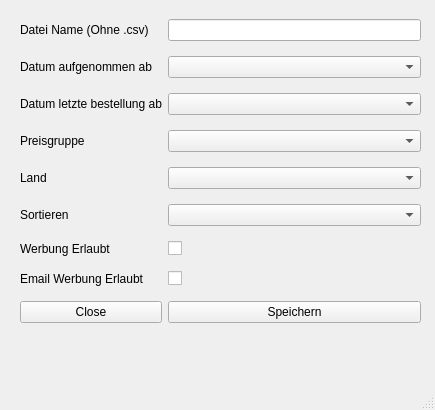
Wilhelm-Schweizer/WSZAnalysis, file GUI_Files/kunden_export.ui: the form before one commit.
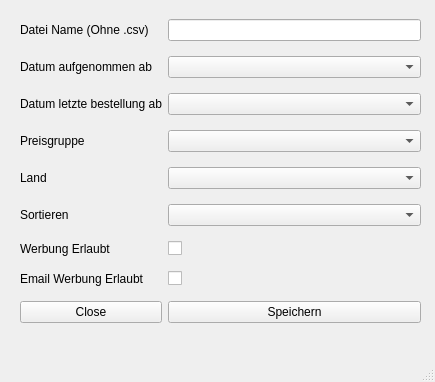
The form after the commit.

```diff
--- a/GUI_Files/kunden_export.ui
+++ b/GUI_Files/kunden_export.ui
@@ -7,7 +7,7 @@
     <x>0</x>
     <y>0</y>
     <width>435</width>
-    <height>410</height>
+    <height>382</height>
    </rect>
   </property>
   <property name="windowTitle">
```
